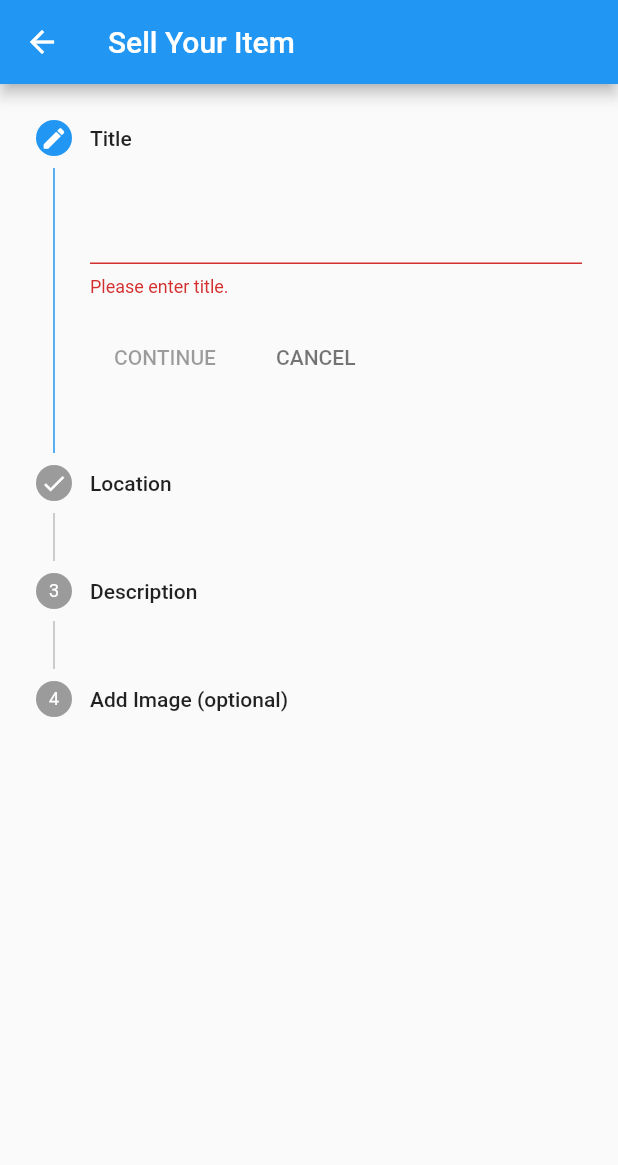
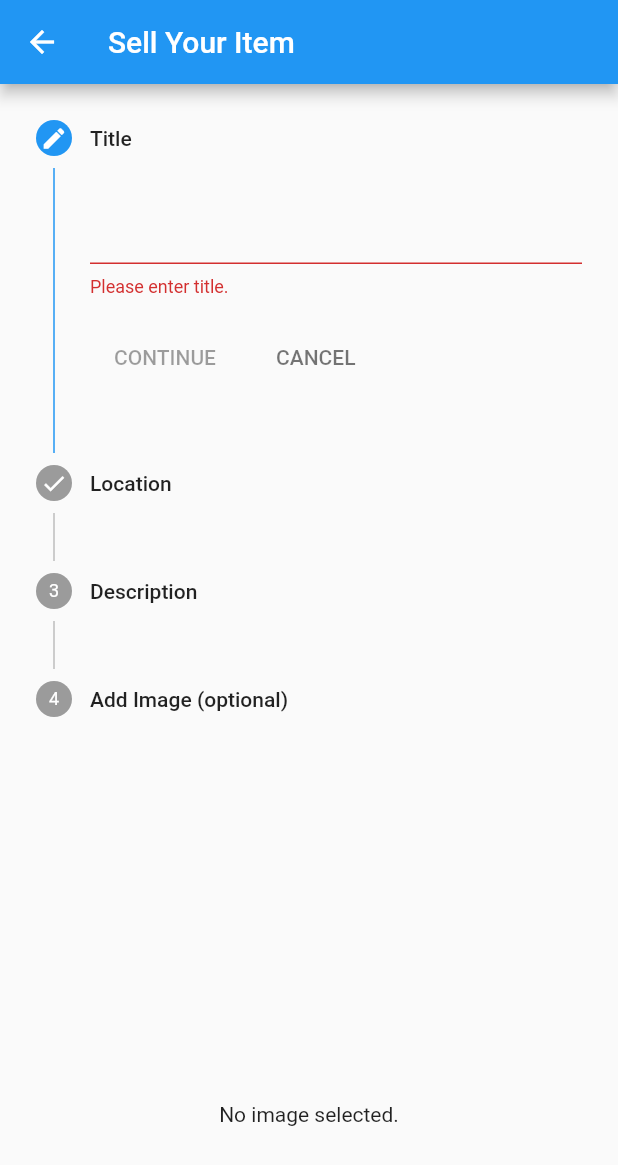
Before and after one commit to devAbdulAzizUmar/scene-it, a Flutter app: the AddPostScreen screen opened by its route, on a phone screen of 412 x 824 dp. Shown: the top 1165 px of the screen. Run offline on Flutter 3.47's test engine with Material 2 defaults, Android fonts, the light colour scheme and no system bars; our stand-ins replace audioplayers, flutter_secure_storage, image_picker, jwt_decoder; missing offline and left inert: arcore_flutter_plugin, arkit_plugin, assets_audio_player_web, image_picker_for_web, time_ago_provider; accounts and stored records are empty.

Commit message:
Add image modified

```diff
--- a/lib/Screens/AddPost/add-post-screen.dart
+++ b/lib/Screens/AddPost/add-post-screen.dart
@@ -1,3 +1,5 @@
+import 'dart:io';
+
 import 'package:first_app/Screens/AddPost/pick-image-screen.dart';
 import 'package:first_app/Util/form-validation.dart';
 import 'package:flutter/material.dart';
@@ -19,6 +21,7 @@ class _AddPostScreenState extends State<AddPostScreen> with FormValidation {
   int _currentStep = 0;
   String title = '';
   String description = '';
+  File image;
 
   void navigateToImagePickerScreen({
     BuildContext context,
@@ -26,6 +29,24 @@ class _AddPostScreenState extends State<AddPostScreen> with FormValidation {
   }) {
     Navigator.pushNamed(context, PickImageScreen.routeName,
         arguments: imageSource);
+  }
+
+  getImage(ImageSource source) async {
+    ImagePicker picker = ImagePicker();
+
+    PickedFile galleryImage =
+        await picker.getImage(source: source).whenComplete(() {
+      print("complete");
+    });
+    if (galleryImage == null) {
+      print("It's coming Cancel");
+      Navigator.pop(context);
+    } else {
+      setState(() {
+        print("It's coming here");
+        image = File(galleryImage.path);
+      });
+    }
   }
 
   List<Step> steps() {
@@ -83,8 +104,7 @@ class _AddPostScreenState extends State<AddPostScreen> with FormValidation {
                 color: Colors.grey[300],
                 child: InkWell(
                   onTap: () {
-                    navigateToImagePickerScreen(
-                        context: context, imageSource: Source.camera);
+                    getImage(ImageSource.camera);
                   },
                   child: Container(
                     height: 80,
@@ -111,8 +131,7 @@ class _AddPostScreenState extends State<AddPostScreen> with FormValidation {
                 color: Colors.grey[300],
                 child: InkWell(
                   onTap: () {
-                    navigateToImagePickerScreen(
-                        context: context, imageSource: Source.gallery);
+                    getImage(ImageSource.gallery);
                   },
                   child: Container(
                     height: 80,
@@ -166,14 +185,64 @@ class _AddPostScreenState extends State<AddPostScreen> with FormValidation {
     );
     return Scaffold(
       appBar: appBar,
-      body: Form(
+      body: SingleChildScrollView(
+        child: Container(
+          height: mediaQuery.size.height,
+          child: Column(
+            children: [
+              Expanded(
+                flex: 2,
+                child: Form(
                   child: Stepper(
+                    physics: NeverScrollableScrollPhysics(),
                     steps: steps(),
                     type: StepperType.vertical,
                     currentStep: _currentStep,
                     onStepTapped: allowContinue() ? _setStep : null,
                     onStepContinue: allowContinue() ? _continue : null,
                     onStepCancel: _cancel,
+                  ),
+                ),
+              ),
+              image == null
+                  ? Expanded(
+                      child: Container(
+                        alignment: Alignment.center,
+                        child: Text("No image selected."),
+                      ),
+                    )
+                  : Expanded(
+                      child: Stack(
+                        children: [
+                          Container(
+                            margin: EdgeInsets.only(
+                              bottom: 10,
+                              top: 10,
+                            ),
+                            clipBehavior: Clip.antiAlias,
+                            decoration: BoxDecoration(
+                                borderRadius: BorderRadius.circular(10)),
+                            child: Image.file(image),
+                          ),
+                          Positioned(
+                              top: 5,
+                              right: 5,
+                              child: IconButton(
+                                icon: Icon(
+                                  Icons.delete,
+                                ),
+                                color: Colors.red,
+                                onPressed: () {
+                                  setState(() {
+                                    image = null;
+                                  });
+                                },
+                              ))
+                        ],
+                      ),
+                    )
+            ],
+          ),
         ),
       ),
     );
```
Also changed, not shown: lib/Screens/AddPost/pick-image-screen.dart (+30 -3 lines). Lines whose indentation alone changed are shown as unchanged.
